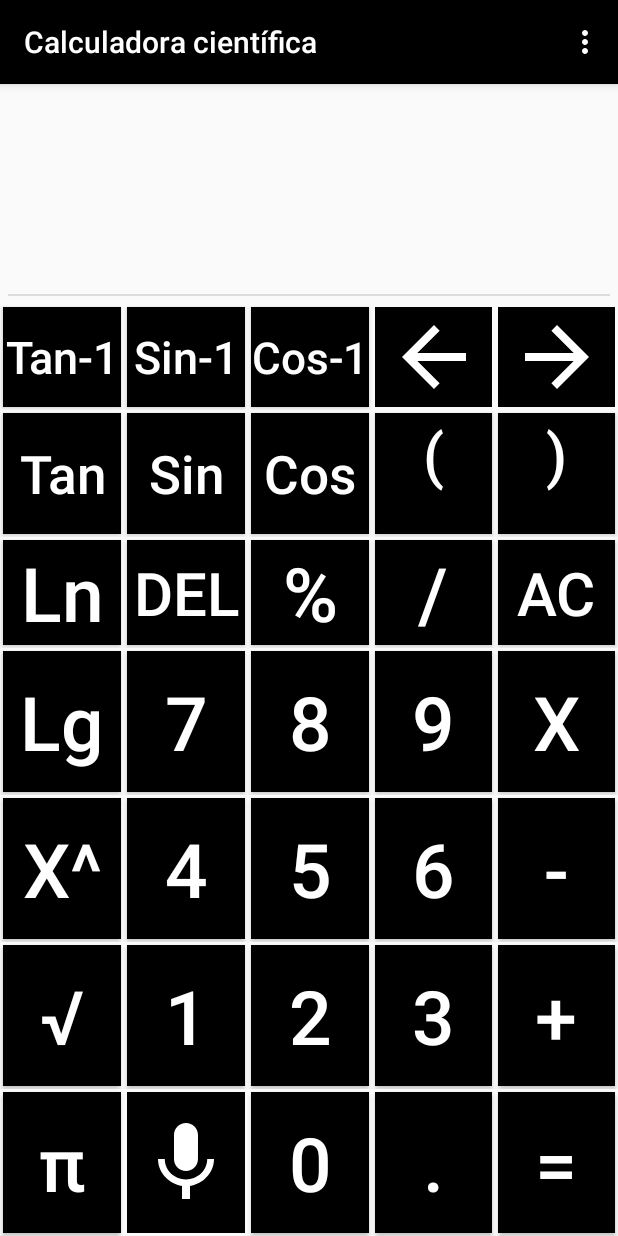
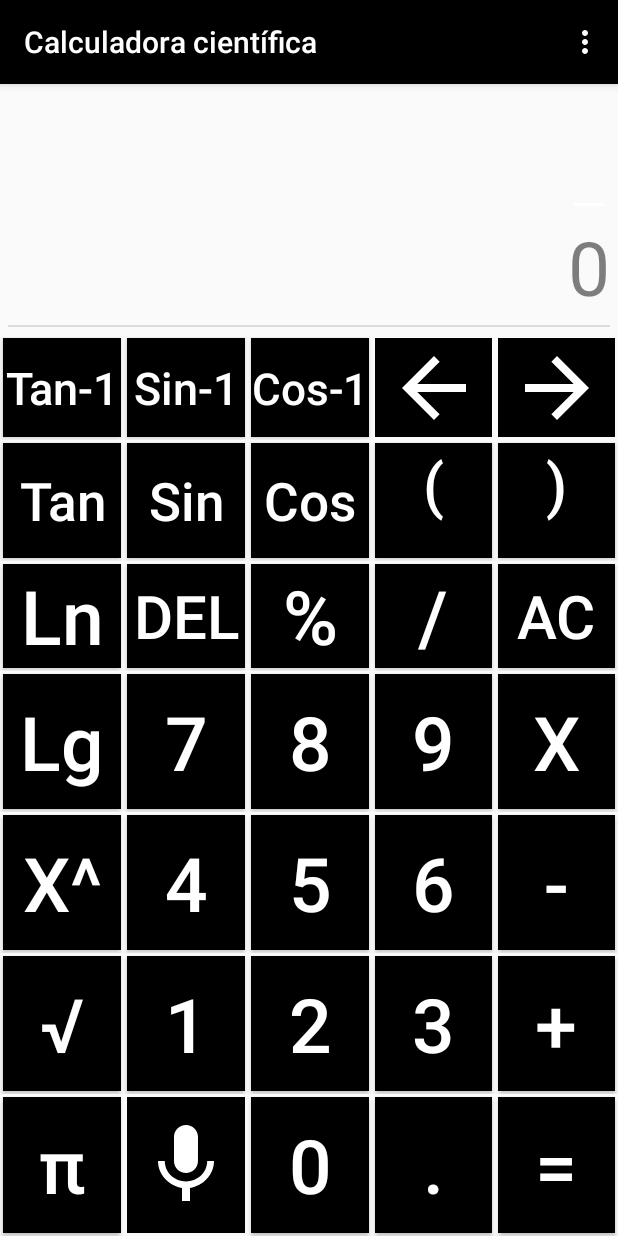
Before and after one commit to LeandroLescano/Calculadora-auditiva-app, an Android app: the CalculadoraCientifica screen opened directly, with no data from a screen before it, on a phone screen of 412 x 824 dp. Run offline under Robolectric (Android 15) with nearby library versions, the phone set to English and light mode, and no system bars.

Commit message:
Calculadora cientifica: Signos y numeros en pantalla al presionarlos y movilidad cursor con flechas

```diff
--- a/app/src/main/java/utn/frgp/tusi/tpintegrador_grupo7/CalculadoraBasica.java
+++ b/app/src/main/java/utn/frgp/tusi/tpintegrador_grupo7/CalculadoraBasica.java
@@ -1,6 +1,7 @@
 package utn.frgp.tusi.tpintegrador_grupo7;
 
 import android.content.Intent;
+import android.graphics.Color;
 import android.os.Bundle;
 
 import androidx.appcompat.app.AppCompatActivity;
@@ -34,6 +35,8 @@ public class CalculadoraBasica extends AppCompatActivity {
 
         operacion = findViewById(R.id.txtOperacion);
         resultado = findViewById(R.id.txtResultado);
+        resultado.setText("0");
+        resultado.setAlpha((float) 0.5);
     }
 
     public void ingresarDigito(View view){
@@ -56,6 +59,8 @@ public class CalculadoraBasica extends AppCompatActivity {
 
     public void eliminarOperacion(View view){
         operacion.setText("");
+        resultado.setText("0");
+        resultado.setAlpha((float) 0.5);
     }
 
     public void calcularOperacion(View view){
@@ -96,6 +101,7 @@ public class CalculadoraBasica extends AppCompatActivity {
             case "=":
                 String valor = cuenta+Num+"";
                 resultado.setText(valor);
+                resultado.setAlpha((float) 1);
                 break;
         }
     }
--- a/app/src/main/res/layout/activity_basica.xml
+++ b/app/src/main/res/layout/activity_basica.xml
@@ -37,7 +37,6 @@
                 android:gravity="end">
 
                 <TextView
-
                     android:id="@+id/txtOperacion"
                     android:layout_width="match_parent"
                     android:layout_height="match_parent"
@@ -45,6 +44,7 @@
                     android:layout_marginRight="5dp"
                     android:gravity="center|end"
                     android:lines="1"
+                    android:textColor="#000000"
                     android:textSize="50sp" />
             </TableRow>
 
@@ -62,6 +62,7 @@
                     android:layout_marginRight="5dp"
                     android:gravity="center|end"
                     android:lines="1"
+                    android:textColor="#000000"
                     android:textSize="50sp" />
             </TableRow>
         </TableLayout>
--- a/app/src/main/res/layout/activity_cientifica.xml
+++ b/app/src/main/res/layout/activity_cientifica.xml
@@ -36,15 +36,30 @@
                 android:layout_weight="1"
                 android:gravity="end">
 
-                <TextView
-                    android:id="@+id/txtResultado"
+                <EditText
+                    android:id="@+id/txtOperacion"
+                    android:layout_width="match_parent"
+                    android:layout_height="match_parent"
+                    android:layout_marginLeft="5dp"
+                    android:layout_marginRight="5dp"
+                    android:cursorVisible="true"
+                    android:gravity="center|end"
+                    android:inputType="none"
+                    android:lines="1"
+                    android:textColor="#000000"
+                    android:textCursorDrawable="@null"
+                    android:textSize="50sp" />
+
+                <!--<TextView
+                    android:id="@+id/txtOperacion"
                     android:layout_width="match_parent"
                     android:layout_height="match_parent"
                     android:layout_marginLeft="5dp"
                     android:layout_marginRight="5dp"
                     android:gravity="center|end"
                     android:lines="1"
-                    android:textSize="50sp" />
+                    android:textColor="#000000"
+                    android:textSize="50sp" />-->
             </TableRow>
 
             <TableRow
@@ -54,15 +69,17 @@
                 android:gravity="end">
 
                 <TextView
-                    android:id="@+id/txtOperacion"
+                    android:id="@+id/txtResultado"
                     android:layout_width="match_parent"
                     android:layout_height="match_parent"
                     android:layout_marginLeft="5dp"
                     android:layout_marginRight="5dp"
                     android:gravity="center|end"
                     android:lines="1"
+                    android:textColor="#000000"
                     android:textSize="50sp" />
             </TableRow>
+
         </TableLayout>
 
         <View
@@ -126,7 +143,8 @@
                     android:layout_margin="2dp"
                     android:layout_weight="1"
                     android:background="#000000"
-                    android:src="@drawable/ic_flecha_izq"/>
+                    android:onClick="moverCursor"
+                    android:src="@drawable/ic_flecha_izq" />
 
                 <ImageButton
                     android:id="@+id/btnDerecha"
@@ -135,6 +153,7 @@
                     android:layout_margin="2dp"
                     android:layout_weight="1"
                     android:background="#000000"
+                    android:onClick="moverCursor"
                     android:src="@drawable/ic_flecha_der"
                     android:text="@string/derecha" />
 
```
Also changed, not shown: app/src/main/java/utn/frgp/tusi/tpintegrador_grupo7/CalculadoraCientifica.java (+88 -28 lines).
